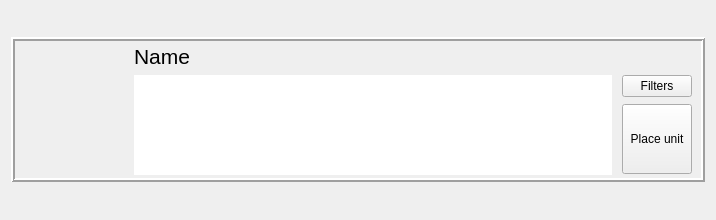
Old version of the form OrodaelTurrim/res/ui/unitFrameWidget.ui in the repository Wilson194/OrodaelTurrim.
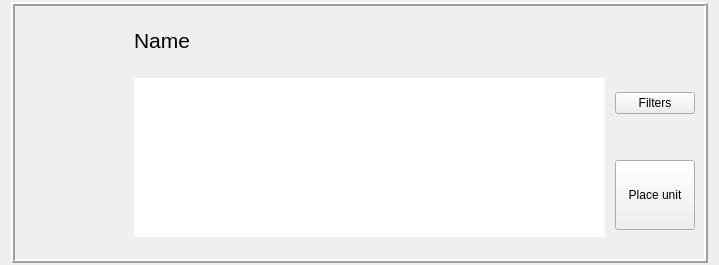
New version of the form.

```diff
--- a/OrodaelTurrim/res/ui/unitFrameWidget.ui
+++ b/OrodaelTurrim/res/ui/unitFrameWidget.ui
@@ -6,8 +6,8 @@
    <rect>
     <x>0</x>
     <y>0</y>
-    <width>716</width>
-    <height>220</height>
+    <width>719</width>
+    <height>265</height>
    </rect>
   </property>
   <property name="sizePolicy">
@@ -29,7 +29,7 @@
    <item row="0" column="0">
     <widget class="QFrame" name="frame">
      <property name="sizePolicy">
-      <sizepolicy hsizetype="Expanding" vsizetype="Maximum">
+      <sizepolicy hsizetype="Expanding" vsizetype="Expanding">
        <horstretch>0</horstretch>
        <verstretch>0</verstretch>
       </sizepolicy>
@@ -106,13 +106,13 @@
         </property>
         <property name="minimumSize">
          <size>
-          <width>70</width>
+          <width>80</width>
           <height>70</height>
          </size>
         </property>
         <property name="maximumSize">
          <size>
-          <width>70</width>
+          <width>80</width>
           <height>70</height>
          </size>
         </property>
@@ -132,9 +132,15 @@
       </item>
       <item row="1" column="3">
        <widget class="QPushButton" name="filtersButton">
+        <property name="minimumSize">
+         <size>
+          <width>80</width>
+          <height>0</height>
+         </size>
+        </property>
         <property name="maximumSize">
          <size>
-          <width>70</width>
+          <width>80</width>
           <height>16777215</height>
          </size>
         </property>
@@ -157,7 +163,7 @@
         <property name="minimumSize">
          <size>
           <width>0</width>
-          <height>100</height>
+          <height>140</height>
          </size>
         </property>
         <property name="frameShape">
@@ -169,6 +175,9 @@
         <property name="horizontalScrollBarPolicy">
          <enum>Qt::ScrollBarAlwaysOff</enum>
         </property>
+        <property name="sizeAdjustPolicy">
+         <enum>QAbstractScrollArea::AdjustToContents</enum>
+        </property>
         <property name="readOnly">
          <bool>true</bool>
         </property>
```
